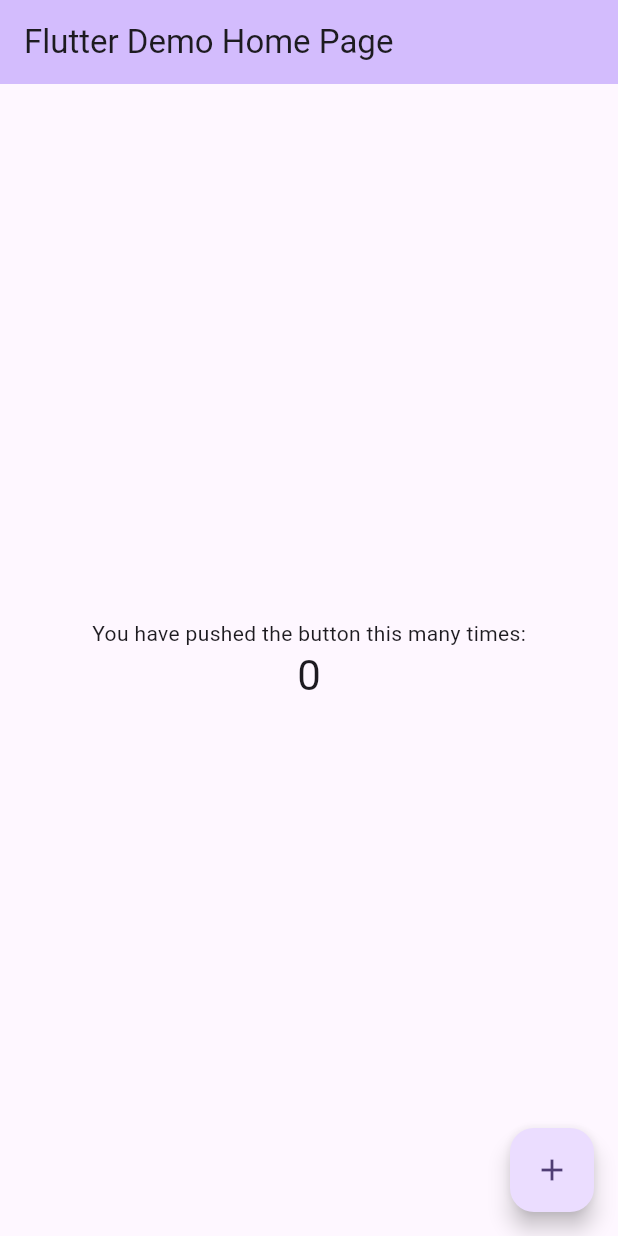
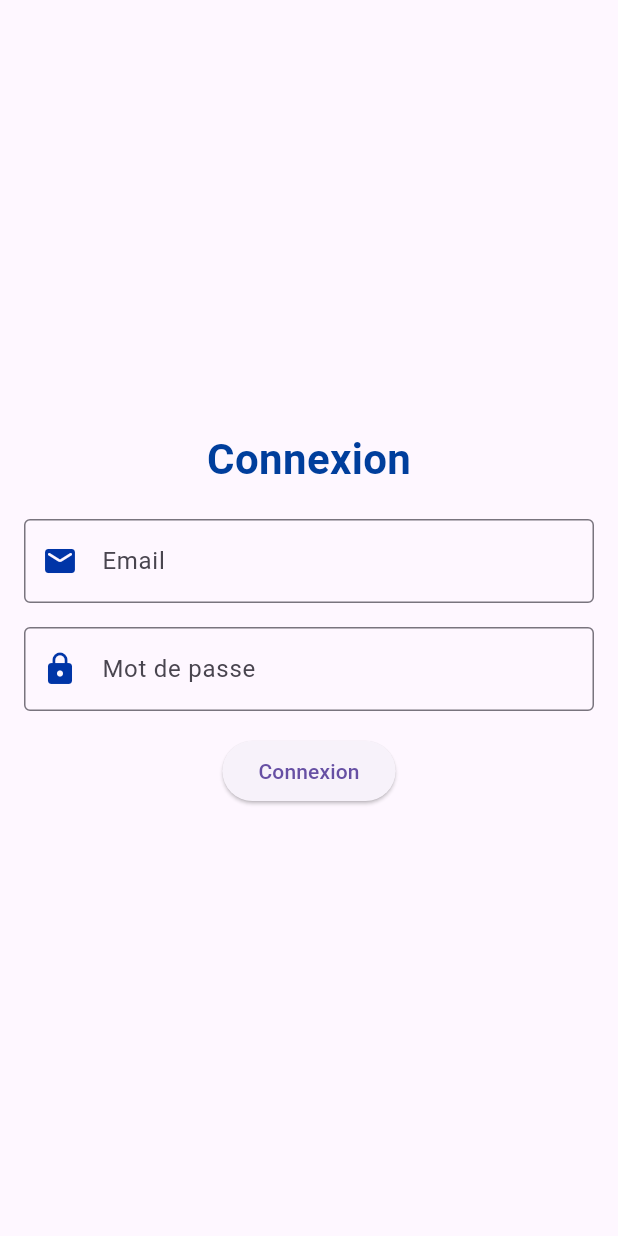
Before and after one commit to RemyBENALOUANE/flutter_application, a Flutter app: the screen it shows after launch, on a phone screen of 412 x 824 dp. Run offline on Flutter 3.47's test engine with Material 3 defaults, Android fonts, the phone set to English and light mode, and no system bars; our stand-ins replace firebase_auth, firebase_core; missing offline and left inert: dart:js; accounts and stored records are empty.

Commit message:
Add login form

```diff
--- a/lib/main.dart
+++ b/lib/main.dart
@@ -1,125 +1,139 @@
+import 'dart:js';
+
+import 'package:firebase_auth/firebase_auth.dart';
+import 'package:firebase_core/firebase_core.dart';
 import 'package:flutter/material.dart';
+import 'package:flutter/widgets.dart';
 
-void main() {
-  runApp(const MyApp());
+void main()  {
+  runApp(MyApp());
 }
 
 class MyApp extends StatelessWidget {
-  const MyApp({super.key});
+  const MyApp({Key? key});
 
-  // This widget is the root of your application.
   @override
   Widget build(BuildContext context) {
-    return MaterialApp(
-      title: 'Flutter Demo',
-      theme: ThemeData(
-        // This is the theme of your application.
-        //
-        // TRY THIS: Try running your application with "flutter run". You'll see
-        // the application has a purple toolbar. Then, without quitting the app,
-        // try changing the seedColor in the colorScheme below to Colors.green
-        // and then invoke "hot reload" (save your changes or press the "hot
-        // reload" button in a Flutter-supported IDE, or press "r" if you used
-        // the command line to start the app).
-        //
-        // Notice that the counter didn't reset back to zero; the application
-        // state is not lost during the reload. To reset the state, use hot
-        // restart instead.
-        //
-        // This works for code too, not just values: Most code changes can be
-        // tested with just a hot reload.
-        colorScheme: ColorScheme.fromSeed(seedColor: Colors.deepPurple),
-        useMaterial3: true,
-      ),
-      home: const MyHomePage(title: 'Flutter Demo Home Page'),
+    return const MaterialApp(
+      home: AccueilPage(),
     );
   }
 }
 
-class MyHomePage extends StatefulWidget {
-  const MyHomePage({super.key, required this.title});
-
-  // This widget is the home page of your application. It is stateful, meaning
-  // that it has a State object (defined below) that contains fields that affect
-  // how it looks.
-
-  // This class is the configuration for the state. It holds the values (in this
-  // case the title) provided by the parent (in this case the App widget) and
-  // used by the build method of the State. Fields in a Widget subclass are
-  // always marked "final".
-
-  final String title;
+class AccueilPage extends StatefulWidget {
+  const AccueilPage({Key? key});
 
   @override
-  State<MyHomePage> createState() => _MyHomePageState();
+  State<AccueilPage> createState() => _AccueilPageState();
 }
 
-class _MyHomePageState extends State<MyHomePage> {
-  int _counter = 0;
+class _AccueilPageState extends State<AccueilPage> {
 
-  void _incrementCounter() {
-    setState(() {
-      // This call to setState tells the Flutter framework that something has
-      // changed in this State, which causes it to rerun the build method below
-      // so that the display can reflect the updated values. If we changed
-      // _counter without calling setState(), then the build method would not be
-      // called again, and so nothing would appear to happen.
-      _counter++;
-    });
+  Future<FirebaseApp> _initializeFirebase() async {
+    FirebaseApp firebaseApp = await Firebase.initializeApp();
+    return firebaseApp;
   }
 
   @override
   Widget build(BuildContext context) {
-    // This method is rerun every time setState is called, for instance as done
-    // by the _incrementCounter method above.
-    //
-    // The Flutter framework has been optimized to make rerunning build methods
-    // fast, so that you can just rebuild anything that needs updating rather
-    // than having to individually change instances of widgets.
     return Scaffold(
-      appBar: AppBar(
-        // TRY THIS: Try changing the color here to a specific color (to
-        // Colors.amber, perhaps?) and trigger a hot reload to see the AppBar
-        // change color while the other colors stay the same.
-        backgroundColor: Theme.of(context).colorScheme.inversePrimary,
-        // Here we take the value from the MyHomePage object that was created by
-        // the App.build method, and use it to set our appbar title.
-        title: Text(widget.title),
+      body: FutureBuilder(
+        future: _initializeFirebase(),
+        builder: (context, snapshot) {
+          if(snapshot.connectionState == ConnectionState.done){
+            return Login();
+          }
+          return const Center(
+            child: CircularProgressIndicator(),
+          );
+        },
       ),
-      body: Center(
-        // Center is a layout widget. It takes a single child and positions it
-        // in the middle of the parent.
+    );
+  }
+}
+
+class Login extends StatefulWidget {
+  const Login({Key? key});
+
+  @override
+  State<Login> createState() => _LoginState();
+}
+
+class _LoginState extends State<Login> {
+  final TextEditingController _emailController = TextEditingController();
+  final TextEditingController _passwordController = TextEditingController();
+
+  static Future<User?> loginFunction({required String email, required String password, required BuildContext context}) async {
+    FirebaseAuth auth = FirebaseAuth.instance;
+    User? user;
+    try {
+      UserCredential userCredential = await auth.signInWithEmailAndPassword(email: email, password: password);
+      user = userCredential.user;
+    } on FirebaseAuthException catch (e) {
+      if(e.code == "user-not-found"){
+        ScaffoldMessenger.of(context).showSnackBar(
+          const SnackBar(content: Text("Email ou Mot de passe incorrect"))
+        );
+        print("Email ou Mot de passe incorrect");
+      }
+    }
+
+    return user;
+  }
+
+  @override
+  Widget build(BuildContext context) {
+
+    return Padding(
+      padding: const EdgeInsets.all(16.0),
       child: Column(
-          // Column is also a layout widget. It takes a list of children and
-          // arranges them vertically. By default, it sizes itself to fit its
-          // children horizontally, and tries to be as tall as its parent.
-          //
-          // Column has various properties to control how it sizes itself and
-          // how it positions its children. Here we use mainAxisAlignment to
-          // center the children vertically; the main axis here is the vertical
-          // axis because Columns are vertical (the cross axis would be
-          // horizontal).
-          //
-          // TRY THIS: Invoke "debug painting" (choose the "Toggle Debug Paint"
-          // action in the IDE, or press "p" in the console), to see the
-          // wireframe for each widget.
         mainAxisAlignment: MainAxisAlignment.center,
-          children: <Widget>[
+        crossAxisAlignment: CrossAxisAlignment.center,
+        children: [
           const Text(
-              'You have pushed the button this many times:',
+            "Connexion",
+            style: TextStyle(
+              color: Color.fromARGB(255, 0, 62, 156),
+              fontSize: 28.0,
+              fontWeight: FontWeight.bold,
             ),
-            Text(
-              '$_counter',
-              style: Theme.of(context).textTheme.headlineMedium,
+          ),
+          const SizedBox(height: 20.0),
+          TextField(
+            controller: _emailController,
+            decoration: const InputDecoration(
+              labelText: 'Email',
+              border: OutlineInputBorder(),
+              prefixIcon: Icon(Icons.mail_rounded, color: Color.fromARGB(255, 0, 53, 167))
+            ),
+          ),
+          const SizedBox(height: 16.0),
+          TextField(
+            controller: _passwordController,
+            obscureText: true,
+            decoration: const InputDecoration(
+              labelText: 'Mot de passe',
+              border: OutlineInputBorder(),
+              prefixIcon: Icon(Icons.lock, color: Color.fromARGB(255, 0, 53, 167))
+            ),
+          ),
+          const SizedBox(height: 16.0),
+          ElevatedButton(
+            onPressed: () async {
+              User? user = await loginFunction(email: _emailController.text, password: _passwordController.text, context: context);
+              print(user);
+              if(user != null){
+                Navigator.of(context).pushReplacement(MaterialPageRoute(builder: (context) => AccueilPage()));
+              }
+              // Add your login logic here
+              String email = _emailController.text;
+              String password = _passwordController.text;
+              // Add your authentication logic with username and password
+            },
+            child: const Text('Connexion'),
           ),
         ],
       ),
-      ),
-      floatingActionButton: FloatingActionButton(
-        onPressed: _incrementCounter,
-        tooltip: 'Increment',
-        child: const Icon(Icons.add),
-      ), // This trailing comma makes auto-formatting nicer for build methods.
     );
   }
 }
--- a/pubspec.yaml
+++ b/pubspec.yaml
@@ -35,6 +35,8 @@ dependencies:
   # The following adds the Cupertino Icons font to your application.
   # Use with the CupertinoIcons class for iOS style icons.
   cupertino_icons: ^1.0.2
+  firebase_core: ^2.24.2
+  firebase_auth: ^4.16.0
 
 dev_dependencies:
   flutter_test:
```
Also changed, not shown: lib/activity_page.dart (added, +17 -0 lines), pubspec.lock, 7 other files. Lines whose indentation alone changed are shown as unchanged.
